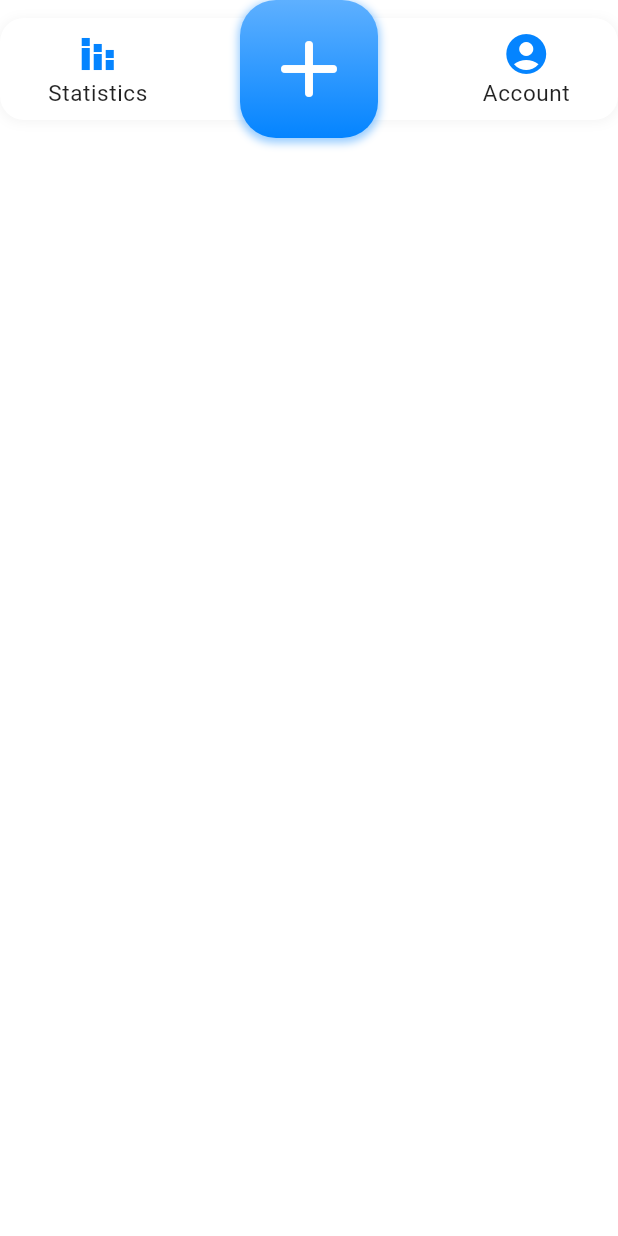
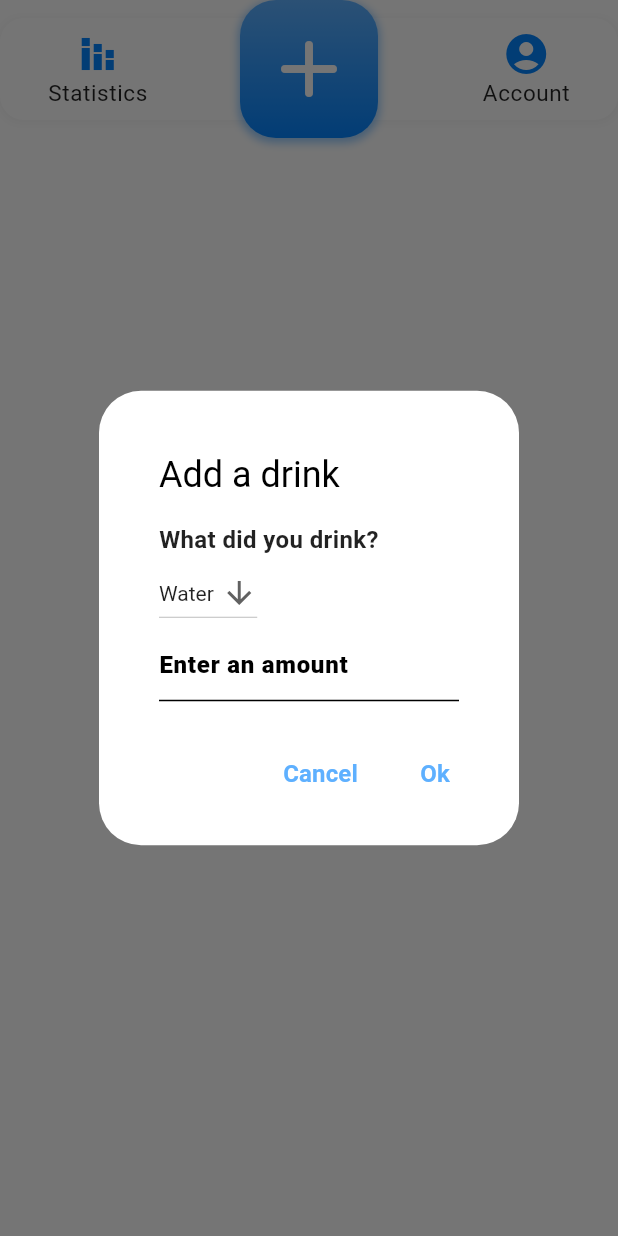
Before and after one commit to extrawest/flutter_firebase_water_tracker, a Flutter app: the BottomApplicationBar widget shown alone on an empty page, opened directly, after a tap on the "add" icon, on a phone screen of 412 x 824 dp. Run offline on Flutter 3.47's test engine with Material 2 defaults, Android fonts, the phone set to English and light mode, and no system bars; our stand-ins replace cloud_firestore, equatable, firebase_analytics, firebase_auth, firebase_core, firebase_crashlytics and 9 more; missing offline and left inert: flutter_facebook_auth; accounts and stored records are empty; generated files the repository leaves out were written again.

Commit message:
modal dialog to add drinks dynamically

```diff
--- a/lib/features/feature_home/bloc/home_bloc.dart
+++ b/lib/features/feature_home/bloc/home_bloc.dart
@@ -1,5 +1,3 @@
-import 'dart:math';
-
 import 'package:flutter/cupertino.dart';
 import 'package:flutter/material.dart';
 import 'package:flutter_bloc/flutter_bloc.dart';
@@ -7,29 +5,6 @@ import 'package:water_tracker_app/features/feature_home/bloc/home_event.dart';
 import 'package:water_tracker_app/features/feature_home/bloc/home_state.dart';
 import 'package:water_tracker_app/features/feature_home/models/user_model.dart';
 import 'package:water_tracker_app/features/feature_home/repositories/home_repository.dart';
-
-
-final _drinks = {
-  0: 'Water',
-  1: 'Tea',
-  2: 'Coffee',
-  3: 'Juice',
-  4: 'Milk',
-  5: 'Beer',
-  6: 'Wine',
-  7: 'Soda',
-};
-
-int getRandomNumber({required int upTo}) {
-  final random = Random();
-  final randomInt = random.nextInt(upTo);
-  return randomInt - randomInt % 10;
-}
-
-String getRandomDrink() {
-  final random = _drinks.keys.toList()..shuffle();
-  return _drinks[random.first]!;
-}
 
 class HomeBloc extends Bloc<HomeEvent, HomeState> {
   final GlobalKey<NavigatorState> navigatorKey = GlobalKey<NavigatorState>();
@@ -79,8 +54,8 @@ class HomeBloc extends Bloc<HomeEvent, HomeState> {
     Emitter<HomeState> emit,
   ) async {
     await _homeRepository.addDrink(
-      drinkName: getRandomDrink(),
-      drinkAmount: getRandomNumber(upTo: 400),
+      drinkName: event.drink.name,
+      drinkAmount: event.drink.amount,
     );
   }
 
--- a/lib/features/feature_home/bloc/home_event.dart
+++ b/lib/features/feature_home/bloc/home_event.dart
@@ -1,11 +1,18 @@
 
-abstract class HomeEvent {}
+import 'package:water_tracker_app/features/feature_home/models/drink_model.dart';
+
+abstract class HomeEvent {
+  const HomeEvent();
+}
 
 class HomeInitUserEvent extends HomeEvent {}
 
 class HomeInitDrinksEvent extends HomeEvent {}
 
-class HomeEventAddDrink extends HomeEvent {}
+class HomeEventAddDrink extends HomeEvent {
+  final DrinkModel drink;
+  const HomeEventAddDrink(this.drink);
+}
 
 class FetchRemoteConfigEvent extends HomeEvent {}
 
--- a/lib/features/feature_home/screens/home_screen.dart
+++ b/lib/features/feature_home/screens/home_screen.dart
@@ -32,6 +32,7 @@ class HomeScreen extends StatelessWidget {
       child: BlocBuilder<HomeBloc, HomeState>(
         builder: (context, state) {
           return Scaffold(
+            resizeToAvoidBottomInset: false,
             backgroundColor: Theme.of(context).colorScheme.background,
             body: SafeArea(
               child: Padding(
--- a/lib/features/feature_home/widgets/bottom_app_bar.dart
+++ b/lib/features/feature_home/widgets/bottom_app_bar.dart
@@ -2,6 +2,8 @@ import 'package:flutter/material.dart';
 import 'package:flutter_bloc/flutter_bloc.dart';
 import 'package:water_tracker_app/common/routes.dart';
 import 'package:water_tracker_app/features/feature_home/bloc/home_bloc.dart';
+import 'package:water_tracker_app/features/feature_home/models/drink_model.dart';
+import 'package:water_tracker_app/features/feature_home/widgets/drink_dialog.dart';
 
 import '../bloc/home_event.dart';
 
@@ -97,9 +99,17 @@ class BottomApplicationBar extends StatelessWidget {
             ],
           ),
           child: IconButton(
+            key: const Key('add_drink_button'),
             iconSize: 64,
-            onPressed: () {
-              context.read<HomeBloc>().add(HomeEventAddDrink());
+            onPressed: () async {
+              showDialog<DrinkModel>(
+                context: context,
+                builder: (context) => const DrinkDialog()
+              ).then((drink) {
+                if (drink != null) {
+                  BlocProvider.of<HomeBloc>(context).add(HomeEventAddDrink(drink));
+                }
+              });
             },
             style: ButtonStyle(
               padding: MaterialStateProperty.all<EdgeInsetsGeometry>(
--- a/lib/features/feature_home/widgets/daily_goal_view.dart
+++ b/lib/features/feature_home/widgets/daily_goal_view.dart
@@ -14,6 +14,7 @@ class DailyGoalView extends StatelessWidget {
   Widget build(BuildContext context) {
     final theme = Theme.of(context);
     return Scaffold(
+      resizeToAvoidBottomInset: false,
       backgroundColor: theme.colorScheme.background,
       body: Container(
         decoration: BoxDecoration(
@@ -98,7 +99,7 @@ class DailyGoalView extends StatelessWidget {
           ),
           const SizedBox(height: 4),
           Text(
-            '${bloc.overallVolume}',
+            '${bloc.overallVolume.toInt()}',
             style: theme.textTheme.headline6,
           ),
           const SizedBox(height: 4),
@@ -136,7 +137,7 @@ class DailyGoalView extends StatelessWidget {
           ),
           const SizedBox(height: 4),
           Text(
-            '${bloc.overallVolume}',
+            '${bloc.overallVolume.toInt()}',
             style: theme.textTheme.headline6,
           ),
         ],
--- /dev/null
+++ b/lib/features/feature_home/widgets/drink_amount_input.dart
@@ -0,0 +1,26 @@
+import 'package:flutter/material.dart';
+import 'package:flutter/services.dart';
+
+class DrinkAmountInput extends StatelessWidget {
+  final void Function(String) onChanged;
+
+  const DrinkAmountInput({required this.onChanged, Key? key,})
+      : super(key: key);
+
+  @override
+  Widget build(BuildContext context) {
+    return TextField(
+      key: const Key('drink_amount_input'),
+      style: const TextStyle(color: Colors.black87),
+      onChanged: onChanged,
+      keyboardType: TextInputType.number,
+      inputFormatters: <TextInputFormatter>[
+        FilteringTextInputFormatter.digitsOnly
+      ],
+      decoration: const InputDecoration(
+        border: UnderlineInputBorder(),
+        hintText: 'Enter an amount',
+      ),
+    );
+  }
+}
--- /dev/null
+++ b/lib/features/feature_home/widgets/drink_dialog.dart
@@ -0,0 +1,77 @@
+import 'package:flutter/material.dart';
+import 'package:water_tracker_app/features/feature_home/models/drink_model.dart';
+import 'package:water_tracker_app/features/feature_home/widgets/drink_selection_button.dart';
+
+import 'drink_amount_input.dart';
+
+class DrinkDialog extends StatefulWidget {
+  const DrinkDialog({Key? key}) : super(key: key);
+
+  @override
+  State<DrinkDialog> createState() => _DrinkDialogState();
+}
+
+class _DrinkDialogState extends State<DrinkDialog> {
+  String selectedDrink = 'Water';
+  int drinkAmount = 0;
+
+  @override
+  Widget build(BuildContext context) {
+    return AlertDialog(
+      title: const Padding(
+        padding: EdgeInsets.only(left: 16, top: 16),
+        child: Text('Add a drink'),
+      ),
+      content: Padding(
+        padding: const EdgeInsets.symmetric(horizontal: 16),
+        child: Column(
+          mainAxisSize: MainAxisSize.min,
+          crossAxisAlignment: CrossAxisAlignment.start,
+          children: [
+            const Text(
+              'What did you drink?',
+              style: TextStyle(color: Colors.black87),
+            ),
+            DrinkSelectionButton(
+              onChanged: (drink) {
+                setState(() {
+                  selectedDrink = drink!;
+                });
+              },
+              drink: selectedDrink,
+            ),
+            DrinkAmountInput(
+              onChanged: (amount) {
+                setState(() {
+                  drinkAmount = int.parse(amount.isEmpty ? '0' : amount);
+                });
+              },
+            ),
+          ],
+        ),
+      ),
+      actions: [
+        TextButton(
+          key: const Key('drink_dialog_cancel_button'),
+          onPressed: () {
+            Navigator.of(context).pop();
+          },
+          child: const Text('Cancel'),
+        ),
+        TextButton(
+          key: const Key('drink_dialog_add_button'),
+          onPressed: () {
+            Navigator.of(context).pop(
+              DrinkModel(
+                name: selectedDrink,
+                amount: drinkAmount,
+                timestamp: DateTime.now().toString(),
+              ),
+            );
+          },
+          child: const Text('Ok'),
+        ),
+      ],
+    );
+  }
+}
--- /dev/null
+++ b/lib/features/feature_home/widgets/drink_selection_button.dart
@@ -0,0 +1,44 @@
+import 'package:flutter/material.dart';
+
+final _drinks = [
+  'Water',
+  'Tea',
+  'Coffee',
+  'Juice',
+  'Milk',
+  'Beer',
+  'Wine',
+  'Soda',
+];
+
+class DrinkSelectionButton extends StatelessWidget {
+  final void Function(String?) onChanged;
+  final String drink;
+
+  const DrinkSelectionButton({
+    required this.drink,
+    required this.onChanged,
+    Key? key,
+  }) : super(key: key);
+
+  @override
+  Widget build(BuildContext context) {
+    return DropdownButton<String>(
+      key: const Key('drink_selection_button'),
+      borderRadius: BorderRadius.circular(12),
+      menuMaxHeight: 300,
+      value: drink,
+      icon: const Icon(Icons.arrow_downward),
+      elevation: 16,
+      style: const TextStyle(color: Colors.black87),
+      onChanged: onChanged,
+      items: _drinks.map<DropdownMenuItem<String>>((String value) {
+        return DropdownMenuItem<String>(
+          key: Key(value),
+          value: value,
+          child: Text(value),
+        );
+      }).toList(),
+    );
+  }
+}
--- a/lib/features/feature_home/widgets/drinks_list_view.dart
+++ b/lib/features/feature_home/widgets/drinks_list_view.dart
@@ -12,6 +12,7 @@ class DrinksListView extends StatelessWidget {
   Widget build(BuildContext context) {
     final theme = Theme.of(context);
     return Scaffold(
+      resizeToAvoidBottomInset: false,
       backgroundColor: theme.colorScheme.background,
       body: Container(
         decoration: BoxDecoration(
```
